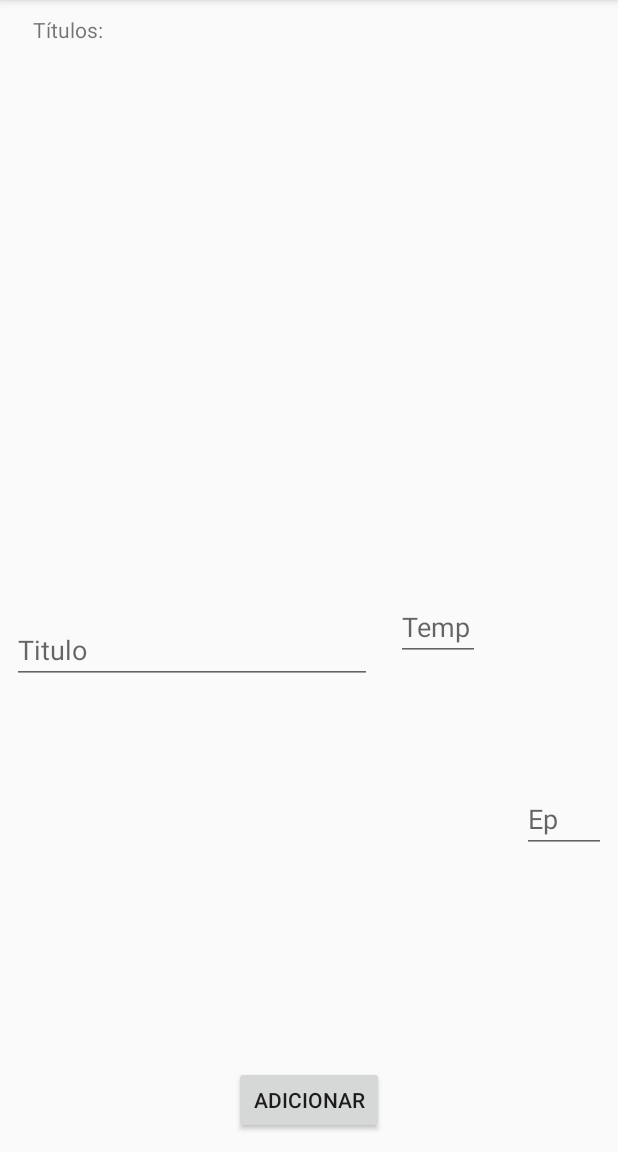
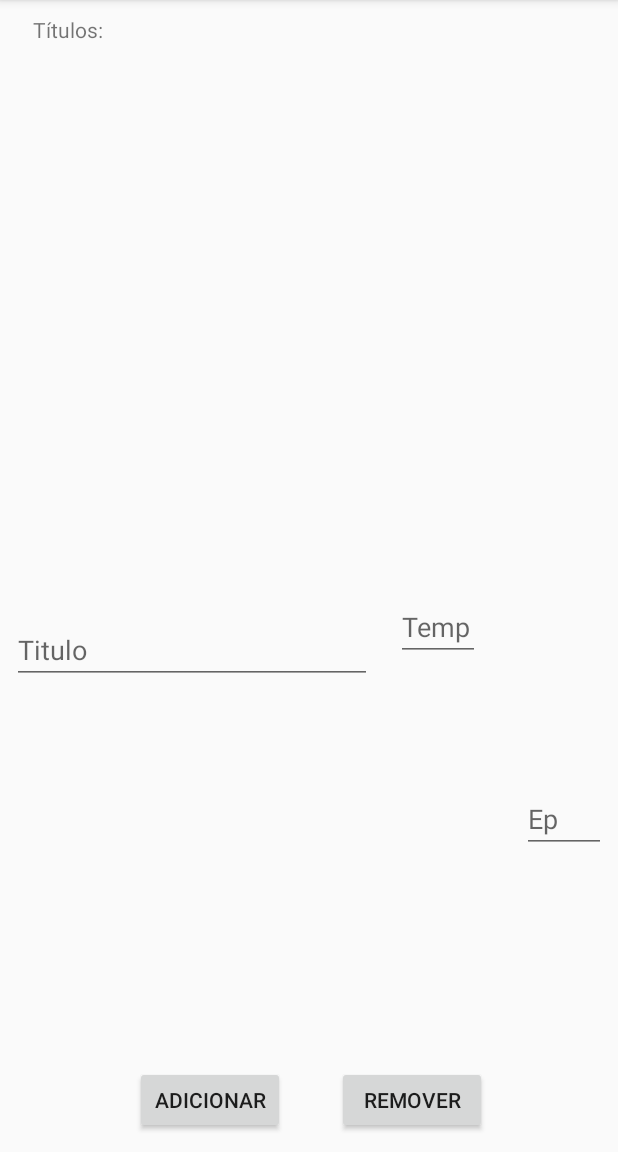
Before and after one commit to ufjf-dcc196/dcc196-2018-3-exercicio02-JoaoPedrodeSJC, an Android app: the screen it shows after launch (MainActivity), on a phone screen of 412 x 824 dp, the part 84-1236 px from its top. Run offline under Robolectric (Android 15) with nearby library versions, the phone set to English and light mode, and no system bars.

Commit message:
botão remover adicionado

```diff
--- a/app/src/main/java/dcc196_2018_3/exercicio02_joaopedrodesjc/MainActivity.java
+++ b/app/src/main/java/dcc196_2018_3/exercicio02_joaopedrodesjc/MainActivity.java
@@ -17,7 +17,7 @@ import java.util.Random;
 
 public class MainActivity extends AppCompatActivity {
 
-    private Button btnAdicionar;
+    private Button btnAdicionar,btnRemover;
     private EditText txtTitulo,txtTemporada,txtEpisodio;
     private RecyclerView rclSeries;
     private SerieDbHelper dbHelper;
@@ -60,6 +60,26 @@ public class MainActivity extends AppCompatActivity {
 
             }
         });
+        btnRemover = (Button) findViewById(R.id.btn_remover);
+        btnRemover.setOnClickListener(new View.OnClickListener() {
+            @Override
+            public void onClick(View v) {
+                try {
+                    SQLiteDatabase db = dbHelper.getWritableDatabase();
+                    String select = SerieContract.Serie.COLUMN_NAME_TITULO+" = ?";
+                    String[] selectArgs = {txtTitulo.getText().toString()};
+
+                    long id = db.delete(SerieContract.Serie.TABLE_NAME,select,selectArgs);
+                    Log.i("DBINFO", "DEL titulo: " + txtTitulo.getText().toString());
+                    adapter.setCursor(getCursorSeriePos1950());
+                }
+                catch (Exception e)
+                {
+                    Toast.makeText(getApplicationContext(),"Dados inseridos incorretos",Toast.LENGTH_SHORT).show();;
+                }
+
+            }
+        });
 
     }
     private Cursor getCursorSeriePos1950() {
@@ -70,7 +90,7 @@ public class MainActivity extends AppCompatActivity {
                 SerieContract.Serie.COLUMN_NAME_EP
         };
         String restricoes = SerieContract.Serie.COLUMN_NAME_EP + " > ?";
-        String[] params = {"1950"};
+        String[] params = {"0"};
         String sort = SerieContract.Serie.COLUMN_NAME_TITULO+ " DESC";
         return db.query(SerieContract.Serie.TABLE_NAME, visao,restricoes,params,null,null, sort);
     }
--- a/app/src/main/res/layout/activity_main.xml
+++ b/app/src/main/res/layout/activity_main.xml
@@ -90,6 +90,24 @@
         app:layout_constraintTop_toBottomOf="@+id/rcl_series" />
 
     <Button
+        android:id="@+id/btn_remover"
+        android:layout_width="100dp"
+        android:layout_height="45dp"
+        android:layout_marginStart="8dp"
+        android:layout_marginLeft="8dp"
+        android:layout_marginTop="8dp"
+        android:layout_marginEnd="8dp"
+        android:layout_marginRight="8dp"
+        android:layout_marginBottom="12dp"
+        android:text="remover"
+        app:layout_constraintBottom_toBottomOf="parent"
+        app:layout_constraintEnd_toEndOf="parent"
+        app:layout_constraintHorizontal_bias="0.731"
+        app:layout_constraintStart_toStartOf="parent"
+        app:layout_constraintTop_toBottomOf="@+id/rcl_series"
+        app:layout_constraintVertical_bias="1.0" />
+
+    <Button
         android:id="@+id/btn_adicionar"
         android:layout_width="100dp"
         android:layout_height="45dp"
@@ -102,6 +120,7 @@
         android:text="Adicionar"
         app:layout_constraintBottom_toBottomOf="parent"
         app:layout_constraintEnd_toEndOf="parent"
+        app:layout_constraintHorizontal_bias="0.276"
         app:layout_constraintStart_toStartOf="parent"
         app:layout_constraintTop_toBottomOf="@+id/rcl_series"
         app:layout_constraintVertical_bias="1.0" />
```
